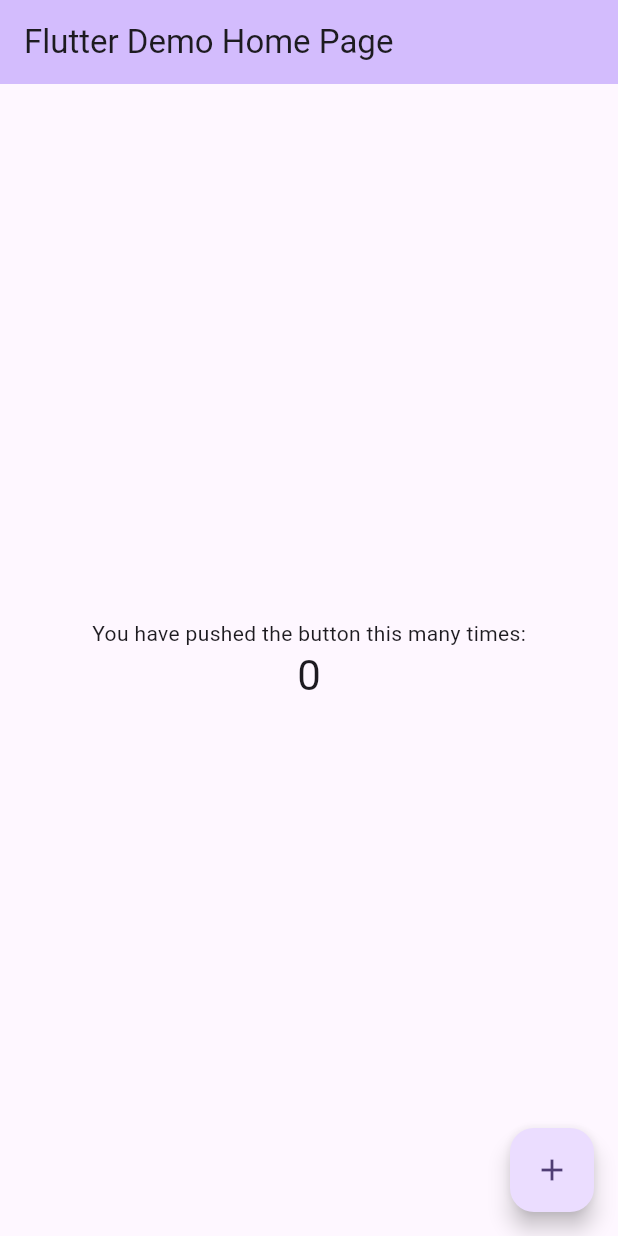
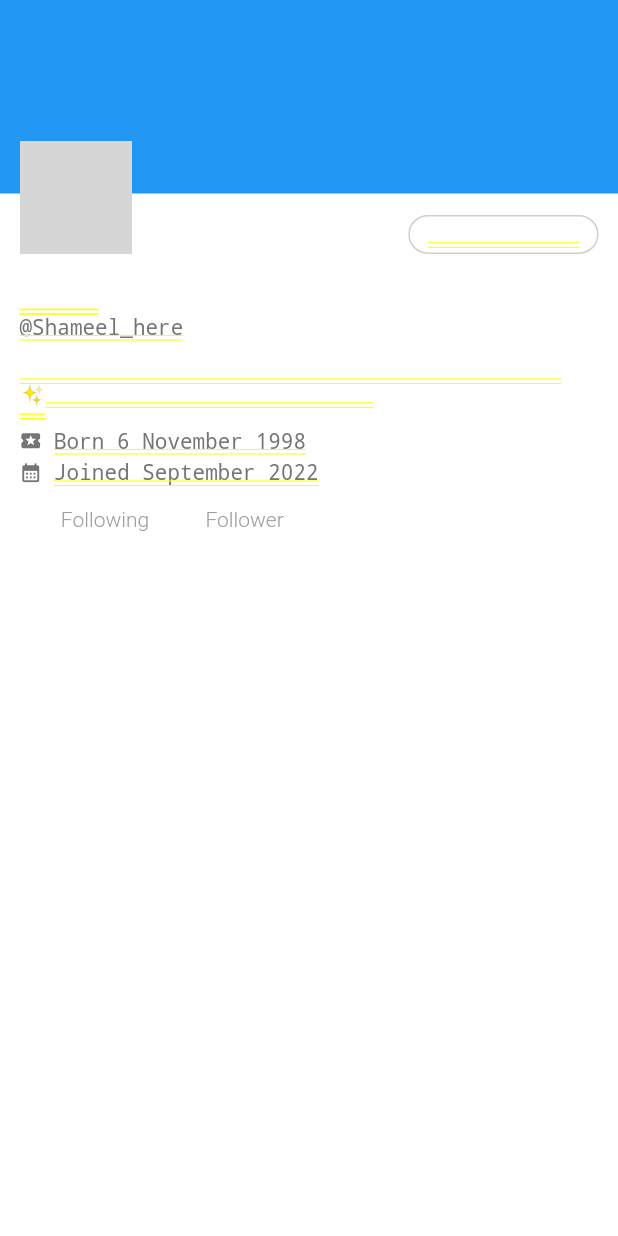
Before and after one commit to mervinkogei/flutter-twitter-profile, a Flutter app: the screen it shows after launch, on a phone screen of 412 x 824 dp. Run offline on Flutter 3.47's test engine with Material 3 defaults, Android fonts, the phone set to English and light mode, and no system bars; network calls fail; grey boxes are pictures that could not be loaded.

Commit message:
feat: Added a twitter header profile

```diff
--- a/lib/main.dart
+++ b/lib/main.dart
@@ -1,4 +1,5 @@
 import 'package:flutter/material.dart';
+import 'package:flutter_twitter_profile/screens/twitter_header.dart';
 
 void main() {
   runApp(const MyApp());
@@ -13,113 +14,10 @@
     return MaterialApp(
       title: 'Flutter Demo',
       theme: ThemeData(
-        // This is the theme of your application.
-        //
-        // TRY THIS: Try running your application with "flutter run". You'll see
-        // the application has a purple toolbar. Then, without quitting the app,
-        // try changing the seedColor in the colorScheme below to Colors.green
-        // and then invoke "hot reload" (save your changes or press the "hot
-        // reload" button in a Flutter-supported IDE, or press "r" if you used
-        // the command line to start the app).
-        //
-        // Notice that the counter didn't reset back to zero; the application
-        // state is not lost during the reload. To reset the state, use hot
-        // restart instead.
-        //
-        // This works for code too, not just values: Most code changes can be
-        // tested with just a hot reload.
-        colorScheme: ColorScheme.fromSeed(seedColor: Colors.deepPurple),
+        colorScheme: ColorScheme.fromSeed(seedColor: Colors.lightBlue.shade200),
         useMaterial3: true,
       ),
-      home: const MyHomePage(title: 'Flutter Demo Home Page'),
+      home: const TwitterProfileHeader(),
     );
   }
 }
-
-class MyHomePage extends StatefulWidget {
-  const MyHomePage({super.key, required this.title});
-
-  // This widget is the home page of your application. It is stateful, meaning
-  // that it has a State object (defined below) that contains fields that affect
-  // how it looks.
-
-  // This class is the configuration for the state. It holds the values (in this
-  // case the title) provided by the parent (in this case the App widget) and
-  // used by the build method of the State. Fields in a Widget subclass are
-  // always marked "final".
-
-  final String title;
-
-  @override
-  State<MyHomePage> createState() => _MyHomePageState();
-}
-
-class _MyHomePageState extends State<MyHomePage> {
-  int _counter = 0;
-
-  void _incrementCounter() {
-    setState(() {
-      // This call to setState tells the Flutter framework that something has
-      // changed in this State, which causes it to rerun the build method below
-      // so that the display can reflect the updated values. If we changed
-      // _counter without calling setState(), then the build method would not be
-      // called again, and so nothing would appear to happen.
-      _counter++;
-    });
-  }
-
-  @override
-  Widget build(BuildContext context) {
-    // This method is rerun every time setState is called, for instance as done
-    // by the _incrementCounter method above.
-    //
-    // The Flutter framework has been optimized to make rerunning build methods
-    // fast, so that you can just rebuild anything that needs updating rather
-    // than having to individually change instances of widgets.
-    return Scaffold(
-      appBar: AppBar(
-        // TRY THIS: Try changing the color here to a specific color (to
-        // Colors.amber, perhaps?) and trigger a hot reload to see the AppBar
-        // change color while the other colors stay the same.
-        backgroundColor: Theme.of(context).colorScheme.inversePrimary,
-        // Here we take the value from the MyHomePage object that was created by
-        // the App.build method, and use it to set our appbar title.
-        title: Text(widget.title),
-      ),
-      body: Center(
-        // Center is a layout widget. It takes a single child and positions it
-        // in the middle of the parent.
-        child: Column(
-          // Column is also a layout widget. It takes a list of children and
-          // arranges them vertically. By default, it sizes itself to fit its
-          // children horizontally, and tries to be as tall as its parent.
-          //
-          // Column has various properties to control how it sizes itself and
-          // how it positions its children. Here we use mainAxisAlignment to
-          // center the children vertically; the main axis here is the vertical
-          // axis because Columns are vertical (the cross axis would be
-          // horizontal).
-          //
-          // TRY THIS: Invoke "debug painting" (choose the "Toggle Debug Paint"
-          // action in the IDE, or press "p" in the console), to see the
-          // wireframe for each widget.
-          mainAxisAlignment: MainAxisAlignment.center,
-          children: <Widget>[
-            const Text(
-              'You have pushed the button this many times:',
-            ),
-            Text(
-              '$_counter',
-              style: Theme.of(context).textTheme.headlineMedium,
-            ),
-          ],
-        ),
-      ),
-      floatingActionButton: FloatingActionButton(
-        onPressed: _incrementCounter,
-        tooltip: 'Increment',
-        child: const Icon(Icons.add),
-      ), // This trailing comma makes auto-formatting nicer for build methods.
-    );
-  }
-}
--- /dev/null
+++ b/lib/screens/custom_richText.dart
@@ -0,0 +1,23 @@
+import 'package:flutter/material.dart';
+
+class CustomRichText extends StatelessWidget {
+  final String info;
+  final String title;
+  const CustomRichText({super.key, required this.info, required this.title});
+
+  @override
+  Widget build(BuildContext context) {
+    return RichText(
+        text: TextSpan(
+            text: '$info ',
+            style: const TextStyle(
+                fontSize: 14, fontWeight: FontWeight.w600, color: Colors.white),
+            children: [
+          TextSpan(
+            text: title,
+            style: const TextStyle(
+                fontSize: 14, fontWeight: FontWeight.w300, color: Colors.grey),
+          )
+        ]));
+  }
+}
--- /dev/null
+++ b/lib/screens/twitter_header.dart
@@ -0,0 +1,124 @@
+import 'package:flutter/material.dart';
+import 'package:flutter_twitter_profile/screens/custom_richText.dart';
+
+class TwitterProfileHeader extends StatelessWidget {
+  const TwitterProfileHeader({super.key});
+
+  @override
+  Widget build(BuildContext context) {
+    return Stack(
+      children: [
+        Container(
+          margin: const EdgeInsets.only(top: 129),
+          padding: const EdgeInsets.fromLTRB(13, 55, 20, 0),
+          child: Column(
+            mainAxisSize: MainAxisSize.min,
+            crossAxisAlignment: CrossAxisAlignment.start,
+            children: [
+              const Text(
+                'John',
+                style: TextStyle(
+                    fontSize: 22,
+                    fontWeight: FontWeight.w800,
+                    color: Colors.white),
+                textHeightBehavior: TextHeightBehavior(
+                    applyHeightToFirstAscent: false,
+                    applyHeightToLastDescent: false),
+              ),
+              Text(
+                '@Shameel_here',
+                style: TextStyle(
+                    fontSize: 14,
+                    fontWeight: FontWeight.w400,
+                    color: Colors.grey.shade600),
+              ),
+              const SizedBox(height: 13),
+              const Text(
+                'Building a 1m/y software development agency ✨. Rising by lifting others ',
+                style: TextStyle(
+                    fontSize: 14,
+                    color: Colors.white,
+                    fontWeight: FontWeight.w300),
+              ),
+              const SizedBox(height: 15),
+              Row(
+                children: [
+                  Icon(Icons.local_activity,
+                      size: 15, color: Colors.grey.shade600),
+                  const SizedBox(width: 8),
+                  Text('Born 6 November 1998',
+                      style: TextStyle(
+                          fontSize: 14,
+                          fontWeight: FontWeight.w400,
+                          color: Colors.grey.shade600))
+                ],
+              ),
+              const SizedBox(height: 5),
+              Row(
+                children: [
+                  Icon(Icons.calendar_month,
+                      size: 15, color: Colors.grey.shade600),
+                  const SizedBox(width: 8),
+                  Text('Joined September 2022',
+                      style: TextStyle(
+                          fontSize: 14,
+                          fontWeight: FontWeight.w400,
+                          color: Colors.grey.shade600))
+                ],
+              ),
+              const SizedBox(height: 15),
+              const Row(
+                children: [
+                  CustomRichText(info: '100', title: 'Following'),
+                  SizedBox(width: 10),
+                  CustomRichText(info: '100', title: 'Follower')
+                ],
+              ),
+            ],
+          ),
+        ),
+        Container(
+          height: 129,
+          color: Colors.blue,
+        ),
+        Container(
+          margin: const EdgeInsets.only(top: (258.5 - 70) / 2),
+          padding: const EdgeInsets.symmetric(
+            horizontal: 13,
+          ),
+          child: Row(
+            crossAxisAlignment: CrossAxisAlignment.end,
+            mainAxisAlignment: MainAxisAlignment.spaceBetween,
+            children: [
+              Container(
+                height: 75,
+                width: 75,
+                decoration: const BoxDecoration(
+                  shape: BoxShape.circle,
+                  image: DecorationImage(
+                      image: NetworkImage(
+                          'https://images.unsplash.com/photo-1494790108377-be9c29b29330?q=80&w=1887&auto=format&fit=crop&ixlib=rb-4.0.3&ixid=M3wxMjA3fDB8MHxwaG90by1wYWdlfHx8fGVufDB8fHx8fA%3D%3D'),
+                      fit: BoxFit.cover),
+                ),
+              ),
+              Container(
+                padding:
+                    const EdgeInsets.symmetric(horizontal: 12, vertical: 4),
+                decoration: BoxDecoration(
+                    borderRadius: BorderRadius.circular(30),
+                    border: Border.all(color: Colors.grey.withOpacity(0.5))),
+                child: const Text(
+                  'Edit Profile',
+                  style: TextStyle(
+                      fontSize: 14,
+                      fontWeight: FontWeight.w800,
+                      color: Colors.white),
+                ),
+              )
+            ],
+          ),
+        ),
+      ],
+    );
+  }
+}
```
